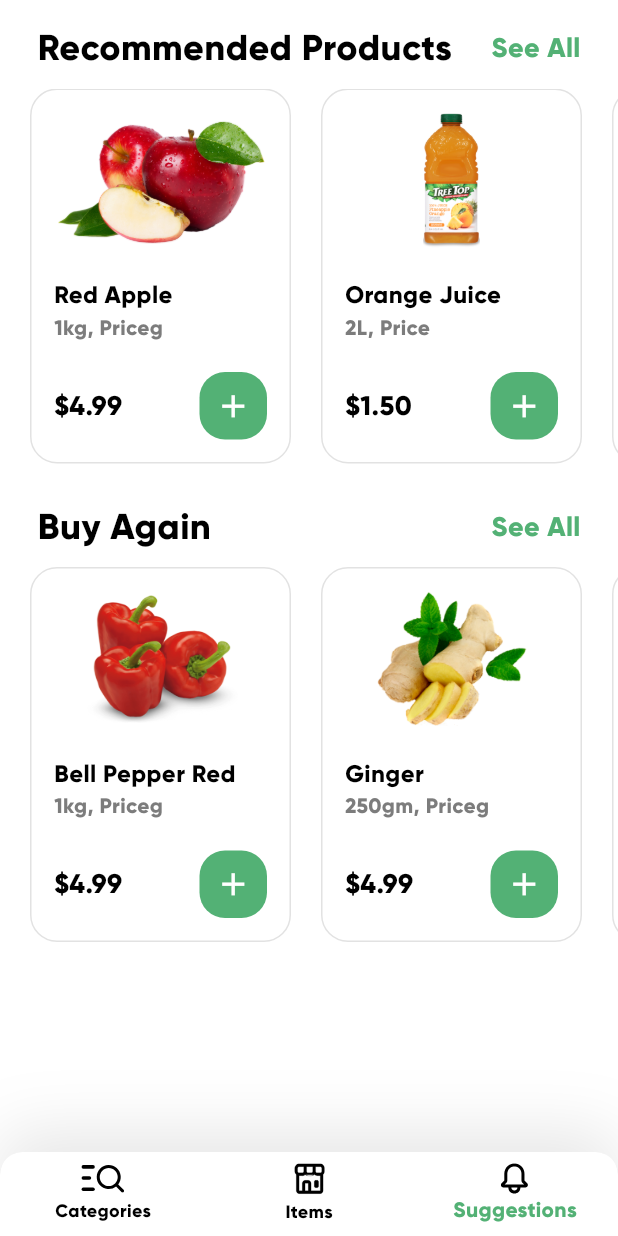
After one commit to saravanaprakashb/Home_Grocery_Inventory, a Flutter app: the screen it shows after launch, item 3 of the bottom bar chosen, on a phone screen of 412 x 824 dp. The commit adds this screen. Run offline on Flutter 3.47's test engine with Material 3 defaults, Android fonts, the phone set to English and light mode, and no system bars; our stand-ins replace flutter_svg, isar; accounts and stored records are empty; generated files the repository leaves out were written again.

Commit message:
Suggestion screen changes

```diff
--- a/lib/models/grocery_item.dart
+++ b/lib/models/grocery_item.dart
@@ -59,6 +59,9 @@ var bestSelling = [demoItems[2], demoItems[3]];
 
 var groceries = [demoItems[4], demoItems[5]];
 
+var orderAgain = [demoItems[2], demoItems[3], beverages[0]];
+var recommendations = [demoItems[1], beverages[3], beverages[1]];
+
 var beverages = [
   GroceryItem(
       id: 7,
--- /dev/null
+++ b/lib/screens/Suggestions/purchase_suggestion.dart
@@ -0,0 +1,114 @@
+import 'package:flutter/material.dart';
+import 'package:grocery_app/models/grocery_item.dart';
+import 'package:grocery_app/screens/product_details/product_details_screen.dart';
+import 'package:grocery_app/styles/colors.dart';
+import 'package:grocery_app/widgets/grocery_item_card_widget.dart';
+
+class Suggestions extends StatelessWidget {
+  @override
+  Widget build(BuildContext context) {
+    return Scaffold(
+      body: SafeArea(
+        child: Container(
+          child: SingleChildScrollView(
+            child: Center(
+              child: Column(
+                children: [
+                  SizedBox(
+                    height: 15,
+                  ),
+                  padded(subTitle("Recommended Products")),
+                  getHorizontalItemSlider(recommendations),
+                  SizedBox(
+                    height: 15,
+                  ),
+                  padded(subTitle("Buy Again")),
+                  getHorizontalItemSlider(orderAgain),
+                  SizedBox(
+                    height: 15,
+                  ),
+                ],
+              ),
+            ),
+          ),
+        ),
+      ),
+    );
+  }
+
+    Widget padded(Widget widget) {
+    return Padding(
+      padding: EdgeInsets.symmetric(horizontal: 25),
+      child: widget,
+    );
+  }
+    Widget subTitle(String text) {
+    return Row(
+      children: [
+        Text(
+          text,
+          style: TextStyle(fontSize: 24, fontWeight: FontWeight.bold),
+        ),
+        Spacer(),
+        Text(
+          "See All",
+          style: TextStyle(
+              fontSize: 18,
+              fontWeight: FontWeight.bold,
+              color: AppColors.primaryColor),
+        ),
+      ],
+    );
+  }
+
+   Widget getHorizontalItemSlider(List<GroceryItem> items) {
+    return Container(
+      margin: EdgeInsets.symmetric(vertical: 10),
+      height: 250,
+      child: ListView.separated(
+        padding: EdgeInsets.symmetric(horizontal: 20),
+        itemCount: items.length,
+        scrollDirection: Axis.horizontal,
+        itemBuilder: (context, index) {
+          return GestureDetector(
+            onTap: () {
+              onItemClicked(context, items[index]);
+            },
+            child: GroceryItemCardWidget(
+              item: items[index],
+              heroSuffix: "suggestion_screen",
+            ),
+          );
+        },
+        separatorBuilder: (BuildContext context, int index) {
+          return SizedBox(
+            width: 20,
+          );
+        },
+      ),
+    );
+  }
+
+    void onItemClicked(BuildContext context, GroceryItem groceryItem) {
+    Navigator.push(
+      context,
+      MaterialPageRoute(
+          builder: (context) => ProductDetailsScreen(
+                groceryItem,
+                heroSuffix: "suggestion_screen",
+              )),
+    );
+  }
+
+    void onItemHover(BuildContext context, GroceryItem groceryItem) {
+    Navigator.push(
+      context,
+      MaterialPageRoute(
+          builder: (context) => ProductDetailsScreen(
+                groceryItem,
+                heroSuffix: "suggestion_screen",
+              )),
+    );
+  }
+
+}
--- a/lib/screens/dashboard/navigator_item.dart
+++ b/lib/screens/dashboard/navigator_item.dart
@@ -1,4 +1,5 @@
 import 'package:flutter/material.dart';
+import 'package:grocery_app/screens/Suggestions/purchase_suggestion.dart';
 import 'package:grocery_app/screens/account/account_screen.dart';
 import 'package:grocery_app/screens/cart/cart_screen.dart';
 import 'package:grocery_app/screens/categories_screen.dart';
@@ -19,4 +20,5 @@ class NavigatorItem {
 List<NavigatorItem> navigatorItems = [
   NavigatorItem("Categories", "assets/icons/explore_icon.svg", 1, CategoriesScreen()),
   NavigatorItem("Items", "assets/icons/shop_icon.svg", 0, ItemsScreen()),
+   NavigatorItem("Suggestions", "assets/icons/account_icons/notification_icon.svg", 5, Suggestions()),
 ];
```
